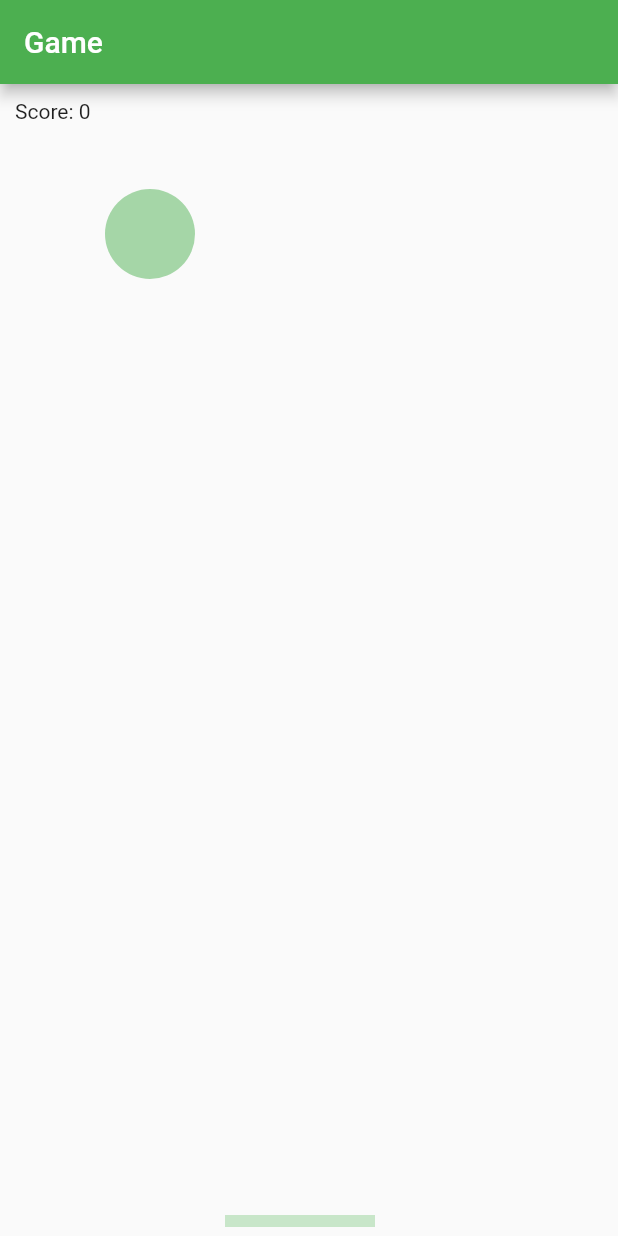
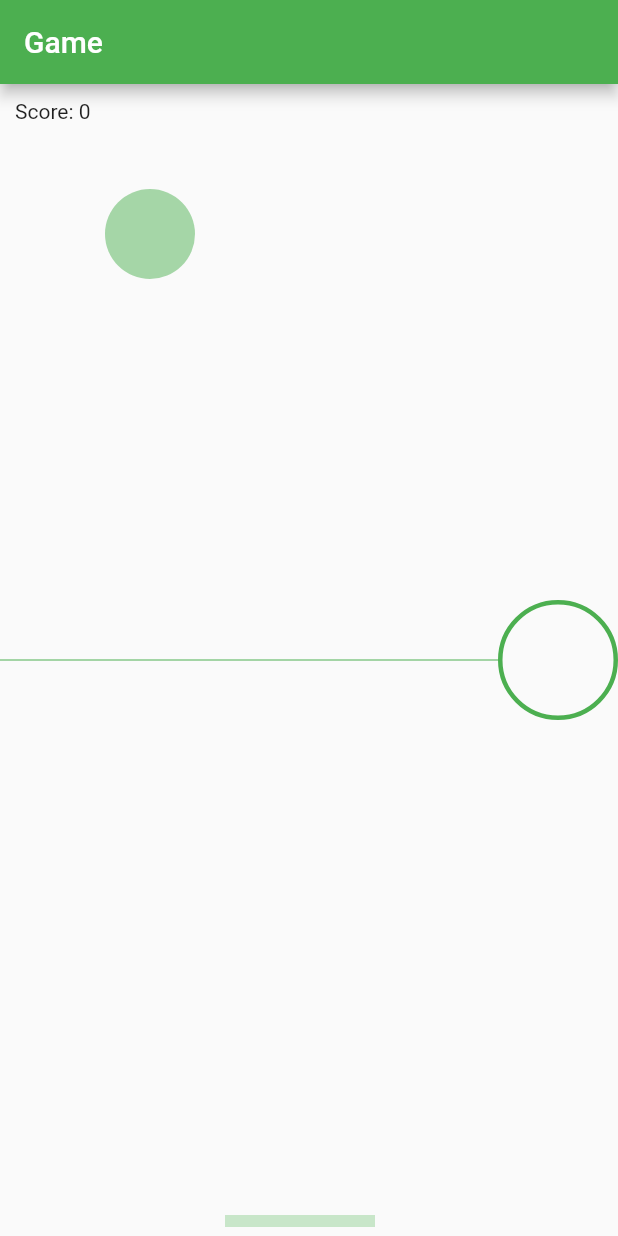
Before and after one commit to saber34bba/ping-pong-game, a Flutter app: the screen it shows after launch, on a phone screen of 412 x 824 dp. Run offline on Flutter 3.47's test engine with Material 2 defaults, Android fonts, the phone set to English and light mode, and no system bars.

Commit message:
ping pong

```diff
--- a/lib/main.dart
+++ b/lib/main.dart
@@ -48,7 +48,6 @@ class _HomePageState extends State<MyHomePage>
     }
 
     if (posY >= height - 110 - 30 && vDir == Direction.down) {
-
       if (posX >= (lineposition) && posX <= (lineposition + 200)) {
         show = true;
         score++;
@@ -57,7 +56,6 @@ class _HomePageState extends State<MyHomePage>
         dialog();
 
         controller.stop();
-
       }
     }
     if (posY <= -100 && vDir == Direction.up) {
@@ -103,6 +101,26 @@ class _HomePageState extends State<MyHomePage>
               width = constraints.maxWidth;
               return Stack(
                 children: [
+                  Align(
+                      alignment: Alignment.center,
+                      child: Row(
+                        children: [
+                          Expanded(
+                            child: Divider(
+                              color: Colors.green,
+                              height: 36,
+                            ),
+                          ),
+                          Container(
+                            width: 80,
+                            height: 80,
+                            decoration: BoxDecoration(
+                                shape: BoxShape.circle,
+                                border:
+                                    Border.all(color: Colors.green, width: 3)),
+                          ),
+                        ],
+                      )),
                   showScore(),
                   Positioned(
                       top: 10,
```
